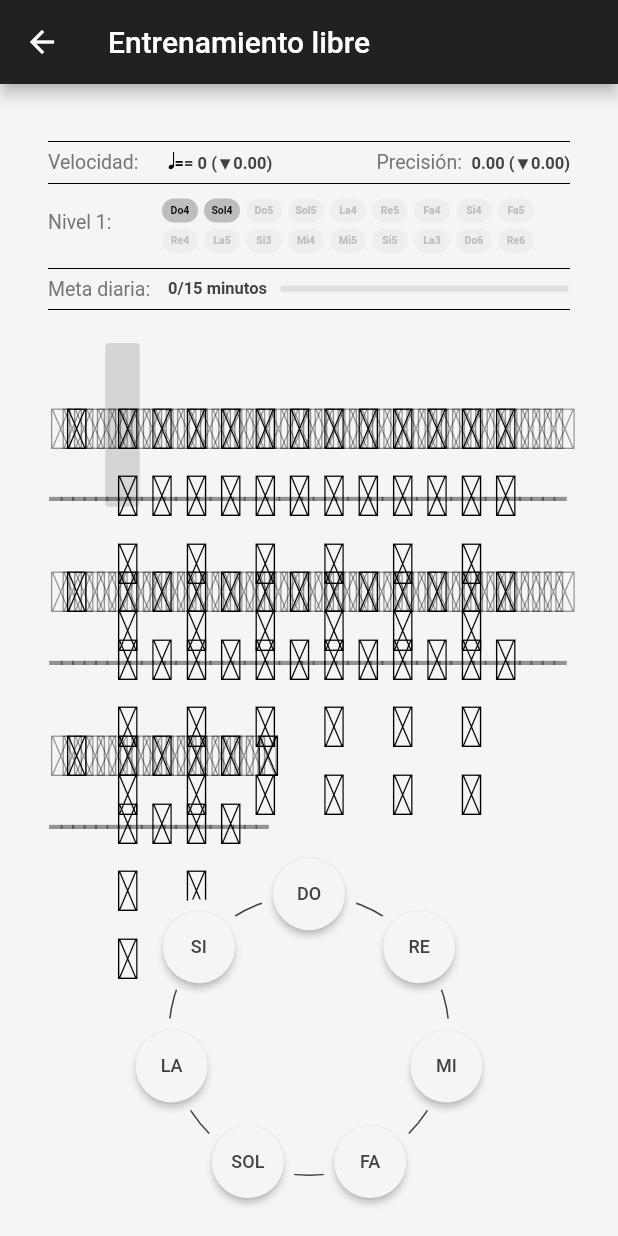
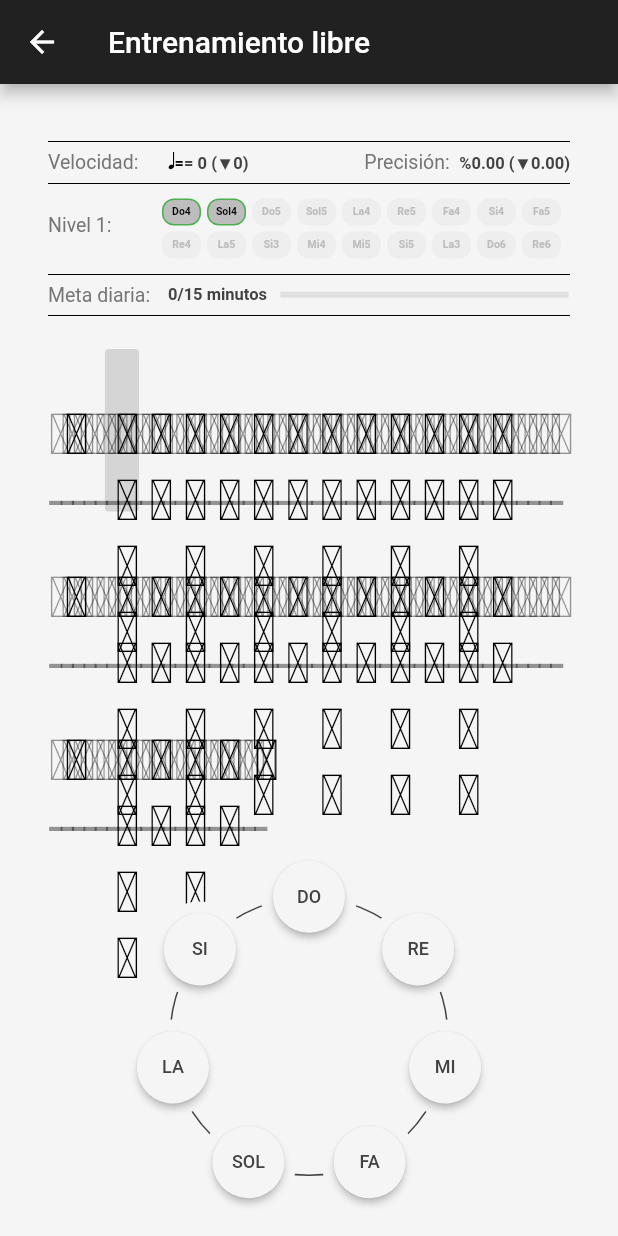
Before and after one commit to Helzio/Solfeo, a Flutter app: the LecturaLibrePage screen opened by its route, on a phone screen of 412 x 824 dp. Run offline on Flutter 3.47's test engine with Material 2 defaults, Android fonts, the light colour scheme and no system bars; our stand-ins replace auto_route, flutter_riverpod, freezed_annotation, material_design_icons_flutter, scrollable_positioned_list; missing offline and left inert: soundpool; Roboto replaces fonts that are missing (BravuraText).

Commit message:
Add lv 2

```diff
--- a/lib/features/lectura_libre/application/lectura_libre_notifier.dart
+++ b/lib/features/lectura_libre/application/lectura_libre_notifier.dart
@@ -63,7 +63,8 @@
   }
 
   void comprobarAvance({bool force = false}) {
-    if ((state.accuracy >= 89 || force) && state.level <= 9) {
+    if (((state.accuracy >= 89 && state.speed > 100) || force) &&
+        state.level <= 9) {
       state = state.copyWith(
         level: state.level + 1,
       );
@@ -79,7 +80,16 @@
     if (state.index == state.pentagrama.notas.length - 1) {
       final ellapsedTime = DateTime.now().millisecondsSinceEpoch -
           state.startTime!.millisecondsSinceEpoch;
-      state = state.copyWith(ellapsedTime: ellapsedTime);
+      final segundos = ellapsedTime / 1000;
+      final notasPorSegundo = state.pentagrama.notas.length / segundos;
+      final speed = notasPorSegundo * 60;
+      state = state.copyWith(
+        ellapsedTime: ellapsedTime == state.ellapsedTime
+            ? ellapsedTime + 1
+            : ellapsedTime,
+        lastSpeed: state.speed,
+        speed: speed,
+      );
     }
 
     if (state.pentagrama.notas[state.index].tono != note.tono) {
@@ -121,7 +131,7 @@
   }
 
   void addLevel() {
-    if (state.level <= 14) {
+    if (state.level <= 9) {
       comprobarAvance(force: true);
       generateNotes();
     }
--- a/lib/features/pentagrama/domain/entities/pentagrama.dart
+++ b/lib/features/pentagrama/domain/entities/pentagrama.dart
@@ -202,6 +202,15 @@
   return notas;
 }
 
+const up1 = "\u{EB90}";
+const up2 = "\u{EB91}";
+const up3 = "\u{EB92}";
+const up4 = "\u{EB93}";
+const up5 = "\u{EB94}";
+const up6 = "\u{EB95}";
+const up7 = "\u{EB96}";
+const up8 = "\u{EB97}";
+
 List<Compas> generarCompasesLecturaLibre({required int nivel}) {
   final List<Compas> compases = [];
   List<Nota> notasDisponibles = getNotasDisponibles(nivel: nivel)..shuffle();
@@ -287,50 +296,59 @@
 String getNotaPosicion({
   Clave clave = Clave.Sol,
   required Tono tono,
-  Ocatava ocatava = Ocatava.Cuarta,
+  Ocatava octava = Ocatava.Cuarta,
+  Valor valor = Valor.Negra,
 }) {
   switch (tono) {
     case Tono.Do:
-      if (ocatava == Ocatava.Cuarta) {
-        return "\u{EB9D}\u{E022}\u{EB9D}";
+      if (octava == Ocatava.Cuarta) {
+        return "\u{EB9D}\u{E022}\u{EB9D}${getNoteString(valor: valor)}";
+      } else if (octava == Ocatava.Quinta) {
+        return up1 + getNoteString(valor: valor);
       } else {
-        return "";
+        return getNoteString(valor: valor);
       }
     case Tono.Re:
-      if (ocatava == Ocatava.Cuarta) {
-        return "\uEB9C";
+      if (octava == Ocatava.Cuarta) {
+        return "\uEB9C${getNoteString(valor: valor)}";
       } else {
-        return "";
+        return getNoteString(valor: valor);
       }
     case Tono.Mi:
-      if (ocatava == Ocatava.Cuarta) {
-        return "\uEB9B";
+      if (octava == Ocatava.Cuarta) {
+        return "\uEB9B${getNoteString(valor: valor)}";
       } else {
-        return "";
+        return getNoteString(valor: valor);
       }
     case Tono.Fa:
-      if (ocatava == Ocatava.Cuarta) {
-        return "\uEB9A";
+      if (octava == Ocatava.Cuarta) {
+        return "\uEB9A${getNoteString(valor: valor)}";
       } else {
-        return "";
+        return getNoteString(valor: valor);
       }
     case Tono.Sol:
-      if (ocatava == Ocatava.Cuarta) {
-        return "\uEB99";
+      if (octava == Ocatava.Cuarta) {
+        return "\uEB99${getNoteString(valor: valor)}";
+      } else if (octava == Ocatava.Quinta) {
+        return up5 +
+            getNoteString(
+              valor: valor,
+              down: true,
+            );
       } else {
-        return "";
+        return getNoteString(valor: valor);
       }
     case Tono.La:
-      if (ocatava == Ocatava.Cuarta) {
-        return "\uEB98";
+      if (octava == Ocatava.Cuarta) {
+        return "\uEB98${getNoteString(valor: valor)}";
       } else {
-        return "";
+        return getNoteString(valor: valor);
       }
     case Tono.Si:
-      if (ocatava == Ocatava.Cuarta) {
-        return "\uEB9D";
+      if (octava == Ocatava.Cuarta) {
+        return "\uEB9D${getNoteString(valor: valor)}";
       } else {
-        return "";
+        return getNoteString(valor: valor);
       }
   }
 }
@@ -352,10 +370,13 @@
   }
 }
 
+const negraUp = "\u{E1D5}";
+const negraDown = "\u{E1D6}";
+
 String getNoteString({
   required Valor valor,
   bool silencio = false,
-  bool haciaAbajo = false,
+  bool down = false,
 }) {
   switch (valor) {
     case Valor.Redonda:
@@ -372,7 +393,7 @@
       }
     case Valor.Negra:
       if (!silencio) {
-        return "\u{E1D5}";
+        return down ? negraDown : negraUp;
       } else {
         return "\u{E4E5}";
       }
--- a/lib/presentation/acore/widgets/pentagrama/pentagrama_widget.dart
+++ b/lib/presentation/acore/widgets/pentagrama/pentagrama_widget.dart
@@ -260,7 +260,8 @@
           height: textSize * pentagramaRatio,
           width: unidad * getNoteSize(valor: nota.valor),
           child: Text(
-            "${getNotaPosicion(tono: nota.tono)}${getNoteString(valor: nota.valor)}",
+            getNotaPosicion(
+                tono: nota.tono, octava: nota.ocatava, valor: nota.valor),
             style: TextStyle(
               fontSize: textSize * pentagramaRatio,
               overflow: TextOverflow.visible,
--- a/lib/presentation/acore/widgets/score/chips/level_chip.dart
+++ b/lib/presentation/acore/widgets/score/chips/level_chip.dart
@@ -3,10 +3,12 @@
 class LevelChip extends StatelessWidget {
   final String text;
   final bool enabled;
+  final bool isNew;
   const LevelChip({
     Key? key,
     required this.text,
     required this.enabled,
+    required this.isNew,
   }) : super(key: key);
 
   @override
@@ -14,9 +16,12 @@
     return Padding(
       padding: const EdgeInsets.only(right: 4, top: 4),
       child: Container(
-        decoration: ShapeDecoration(
+        decoration: BoxDecoration(
           color: enabled ? Colors.grey.shade400 : Colors.grey.shade200,
-          shape: const StadiumBorder(),
+          borderRadius: BorderRadius.circular(8),
+          border: isNew
+              ? Border.all(color: Colors.green)
+              : Border.all(color: Colors.transparent),
         ),
         child: Padding(
           padding: const EdgeInsets.all(4.0),
--- a/lib/presentation/acore/widgets/score/score_widget.dart
+++ b/lib/presentation/acore/widgets/score/score_widget.dart
@@ -19,10 +19,10 @@
         ref.watch(lecturaLibreProvider.select((value) => value.lastAccuracy));
 
     final speed =
-        ref.watch(lecturaLibreProvider.select((value) => value.speed));
+        ref.watch(lecturaLibreProvider.select((value) => value.speed.toInt()));
 
-    final lastSpeed =
-        ref.watch(lecturaLibreProvider.select((value) => value.lastSpeed));
+    final lastSpeed = ref
+        .watch(lecturaLibreProvider.select((value) => value.lastSpeed.toInt()));
 
     return Padding(
       padding: const EdgeInsets.symmetric(horizontal: 32.0),
@@ -72,7 +72,7 @@
                             ),
                           ),
                           TextSpan(
-                            text: "= 0",
+                            text: "= ${speed.toString()}",
                             style: TextStyle(
                               fontSize: 11,
                               fontWeight: FontWeight.bold,
@@ -93,8 +93,7 @@
                             ),
                           ),
                           TextSpan(
-                            text:
-                                "${(speed - lastSpeed).abs().toStringAsFixed(2)})",
+                            text: "${(speed - lastSpeed).abs().toString()})",
                             style: TextStyle(
                               fontSize: 11,
                               fontWeight: FontWeight.bold,
@@ -122,7 +121,7 @@
                     ),
                     children: [
                       TextSpan(
-                        text: acuracy.toStringAsFixed(2),
+                        text: "%${acuracy.toStringAsFixed(2)}",
                         style: TextStyle(
                           fontSize: 11,
                           fontWeight: FontWeight.bold,
@@ -185,74 +184,92 @@
                     LevelChip(
                       text: "Do4",
                       enabled: nivel >= 1,
+                      isNew: nivel == 1,
                     ),
                     LevelChip(
                       text: "Sol4",
                       enabled: nivel >= 1,
+                      isNew: nivel == 1,
                     ),
                     LevelChip(
                       text: "Do5",
                       enabled: nivel >= 2,
+                      isNew: nivel == 2,
                     ),
                     LevelChip(
                       text: "Sol5",
                       enabled: nivel >= 2,
+                      isNew: nivel == 2,
                     ),
                     LevelChip(
                       text: "La4",
                       enabled: nivel >= 3,
+                      isNew: nivel == 3,
                     ),
                     LevelChip(
                       text: "Re5",
                       enabled: nivel >= 3,
+                      isNew: nivel == 3,
                     ),
                     LevelChip(
                       text: "Fa4",
                       enabled: nivel >= 4,
+                      isNew: nivel == 4,
                     ),
                     LevelChip(
                       text: "Si4",
                       enabled: nivel >= 4,
+                      isNew: nivel == 4,
                     ),
                     LevelChip(
                       text: "Fa5",
                       enabled: nivel >= 5,
+                      isNew: nivel == 5,
                     ),
                     LevelChip(
                       text: "Re4",
                       enabled: nivel >= 5,
+                      isNew: nivel == 5,
                     ),
                     LevelChip(
                       text: "La5",
                       enabled: nivel >= 6,
+                      isNew: nivel == 6,
                     ),
                     LevelChip(
                       text: "Si3",
                       enabled: nivel >= 6,
+                      isNew: nivel == 6,
                     ),
                     LevelChip(
                       text: "Mi4",
                       enabled: nivel >= 7,
+                      isNew: nivel == 7,
                     ),
                     LevelChip(
                       text: "Mi5",
                       enabled: nivel >= 7,
+                      isNew: nivel == 7,
                     ),
                     LevelChip(
                       text: "Si5",
                       enabled: nivel >= 8,
+                      isNew: nivel == 8,
                     ),
                     LevelChip(
                       text: "La3",
                       enabled: nivel >= 8,
+                      isNew: nivel == 8,
                     ),
                     LevelChip(
                       text: "Do6",
                       enabled: nivel >= 9,
+                      isNew: nivel == 9,
                     ),
                     LevelChip(
                       text: "Re6",
                       enabled: nivel >= 9,
+                      isNew: nivel == 9,
                     ),
                   ],
                 ),
--- a/lib/presentation/pages/lectura/libre/widgets/pentagrama_lectura_libre.dart
+++ b/lib/presentation/pages/lectura/libre/widgets/pentagrama_lectura_libre.dart
@@ -8,7 +8,8 @@
 
   @override
   Widget build(BuildContext context, WidgetRef ref) {
-    final lecturaLibreState = ref.watch(lecturaLibreProvider);
+    final pentagrama =
+        ref.watch(lecturaLibreProvider.select((value) => value.pentagrama));
     return Padding(
       padding: const EdgeInsets.symmetric(horizontal: 32.0),
       child: LayoutBuilder(
@@ -18,7 +19,7 @@
               constraints.maxWidth,
               constraints.maxHeight,
             ),
-            pentagrama: lecturaLibreState.pentagrama,
+            pentagrama: pentagrama,
           );
         },
       ),
```
